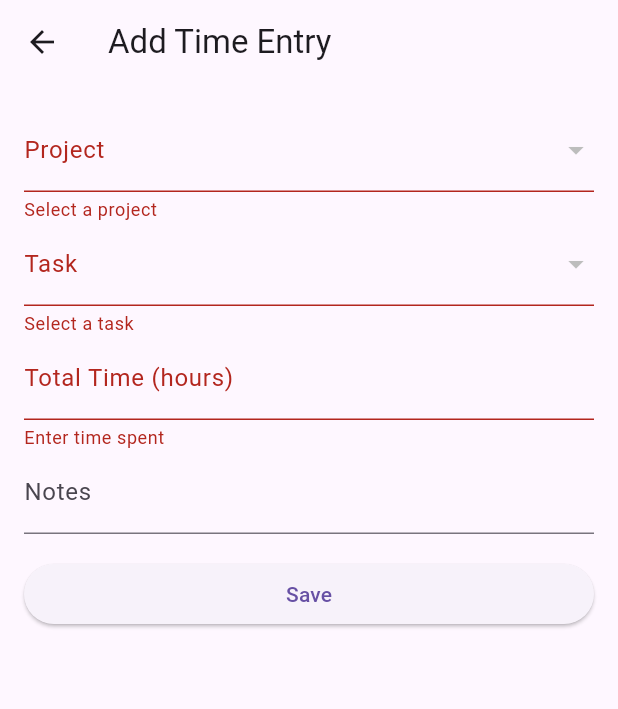
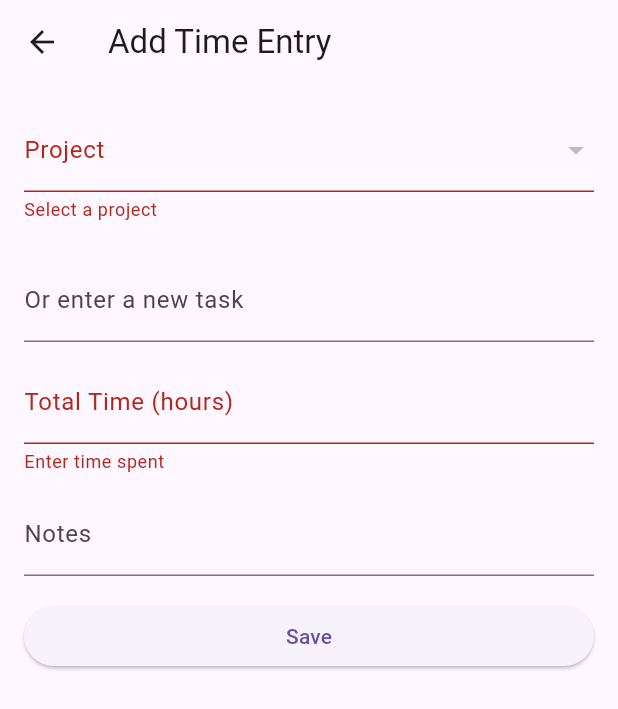
Before and after one commit to finesse-codes/time_tracker_app, a Flutter app: the AddTimeEntryScreen screen opened directly, after a tap on "Save", on a phone screen of 412 x 824 dp. Shown: the top 709 px of the screen. Run offline on Flutter 3.47's test engine with Material 3 defaults, Android fonts, the phone set to English and light mode, and no system bars; our stand-ins replace localstorage.

```diff
--- a/lib/screens/add_time_entry_screen.dart
+++ b/lib/screens/add_time_entry_screen.dart
@@ -1,11 +1,20 @@
 import 'package:flutter/material.dart';
 import 'package:provider/provider.dart';
 import '../models/time_model.dart';
+import '../models/task_model.dart';
 import '../provider/time_entry_provider.dart';
 import '../provider/project_task_provider.dart';
 
 class AddTimeEntryScreen extends StatefulWidget {
-  const AddTimeEntryScreen({super.key});
+  // projectID and TaskId can be passed in, optionally
+  final String? initialProjectId;
+  final String? initialTaskId;
+
+  const AddTimeEntryScreen({
+    super.key,
+    this.initialProjectId,
+    this.initialTaskId,
+  });
 
   @override
   State<AddTimeEntryScreen> createState() => _AddTimeEntryScreenState();
@@ -17,6 +26,20 @@ class _AddTimeEntryScreenState extends State<AddTimeEntryScreen> {
   String? taskId;
   double totalTime = 0.0;
   String notes = '';
+  final _newTaskController = TextEditingController();
+
+  @override
+  void initState() {
+    super.initState();
+    projectId = widget.initialProjectId;
+    taskId = widget.initialTaskId;
+  }
+
+  @override
+  void dispose() {
+    _newTaskController.dispose();
+    super.dispose();
+  }
 
   @override
   Widget build(BuildContext context) {
@@ -29,6 +52,7 @@ class _AddTimeEntryScreenState extends State<AddTimeEntryScreen> {
         child: ListView(
           padding: const EdgeInsets.all(16),
           children: [
+            // Project dropdown
             DropdownButtonFormField<String>(
               initialValue: projectId,
               items: projectProvider.projects.map((project) {
@@ -41,15 +65,21 @@ class _AddTimeEntryScreenState extends State<AddTimeEntryScreen> {
                 setState(() {
                   projectId = value;
                   taskId = null;
+                  _newTaskController.clear();
                 });
               },
               validator: (value) => value == null ? 'Select a project' : null,
               decoration: const InputDecoration(labelText: 'Project'),
             ),
+
+            const SizedBox(height: 12),
+
+            // Task dropdown (optional)
+            if (projectId != null)
               DropdownButtonFormField<String>(
                 initialValue: taskId,
                 items: projectProvider
-                  .getTasksForProject(projectId ?? "")
+                    .getTasksForProject(projectId!)
                     .map(
                       (task) => DropdownMenuItem(
                         value: task.id,
@@ -60,11 +90,34 @@ class _AddTimeEntryScreenState extends State<AddTimeEntryScreen> {
                 onChanged: (value) {
                   setState(() {
                     taskId = value;
+                    _newTaskController.clear();
                   });
                 },
-              validator: (value) => value == null ? 'Select a task' : null,
-              decoration: const InputDecoration(labelText: 'Task'),
+                decoration: const InputDecoration(
+                  labelText: 'Select an existing task (optional)',
                 ),
+              ),
+
+            const SizedBox(height: 12),
+
+            // New task input
+            TextFormField(
+              controller: _newTaskController,
+              decoration: const InputDecoration(
+                labelText: 'Or enter a new task',
+              ),
+              onChanged: (value) {
+                if (value.isNotEmpty) {
+                  setState(() {
+                    taskId = null; // clear selection if typing new task
+                  });
+                }
+              },
+            ),
+
+            const SizedBox(height: 12),
+
+            // Time
             TextFormField(
               decoration: const InputDecoration(
                 labelText: 'Total Time (hours)',
@@ -81,18 +134,45 @@ class _AddTimeEntryScreenState extends State<AddTimeEntryScreen> {
               },
               onSaved: (value) => totalTime = double.parse(value!),
             ),
+
+            const SizedBox(height: 12),
+
+            // Notes
             TextFormField(
               decoration: const InputDecoration(labelText: 'Notes'),
               onSaved: (value) => notes = value ?? '',
             ),
+
             const SizedBox(height: 16),
+
             ElevatedButton(
               onPressed: () {
                 if (_formKey.currentState!.validate()) {
-                  if (projectId == null || taskId == null) {
+                  if (projectId == null) {
+                    ScaffoldMessenger.of(context).showSnackBar(
+                      const SnackBar(content: Text('Please select a project')),
+                    );
+                    return;
+                  }
+
+                  // Either use selected task or create new task
+                  String finalTaskId;
+                  if (_newTaskController.text.trim().isNotEmpty) {
+                    final newTask = Task(
+                      id: DateTime.now().millisecondsSinceEpoch.toString(),
+                      projectId: projectId!,
+                      name: _newTaskController.text.trim(),
+                      status: 'not started',
+                      notes: '',
+                    );
+                    projectProvider.addTask(newTask);
+                    finalTaskId = newTask.id;
+                  } else if (taskId != null) {
+                    finalTaskId = taskId!;
+                  } else {
                     ScaffoldMessenger.of(context).showSnackBar(
                       const SnackBar(
-                        content: Text('Please select a project and task'),
+                        content: Text('Please select or enter a task'),
                       ),
                     );
                     return;
@@ -107,7 +187,7 @@ class _AddTimeEntryScreenState extends State<AddTimeEntryScreen> {
                     TimeEntry(
                       id: DateTime.now().toIso8601String(),
                       projectId: projectId!,
-                      taskId: taskId!,
+                      taskId: finalTaskId,
                       totalTime: totalTime,
                       date: DateTime.now(),
                       notes: notes,
@@ -118,7 +198,6 @@ class _AddTimeEntryScreenState extends State<AddTimeEntryScreen> {
                   Navigator.pop(context);
                 }
               },
-
               child: const Text('Save'),
             ),
           ],
```
Also changed, not shown: lib/screens/project_detail_screen.dart (+29 -8 lines), lib/screens/time_entry_screen.dart (+9 -2 lines). Lines whose indentation alone changed are shown as unchanged.
